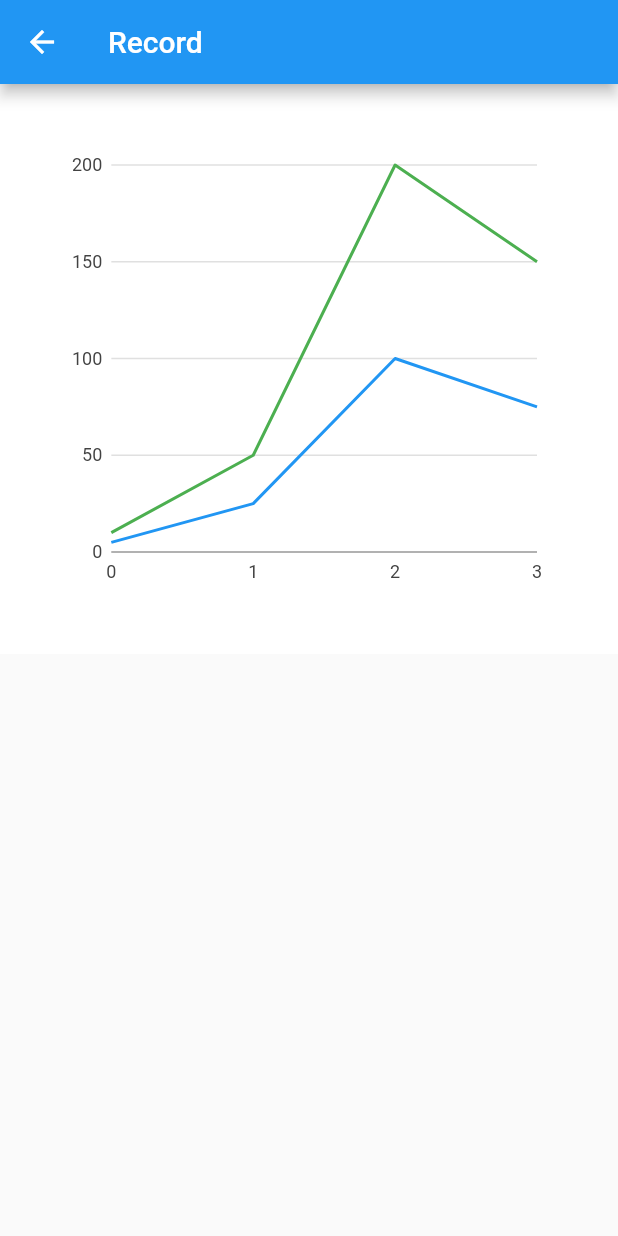
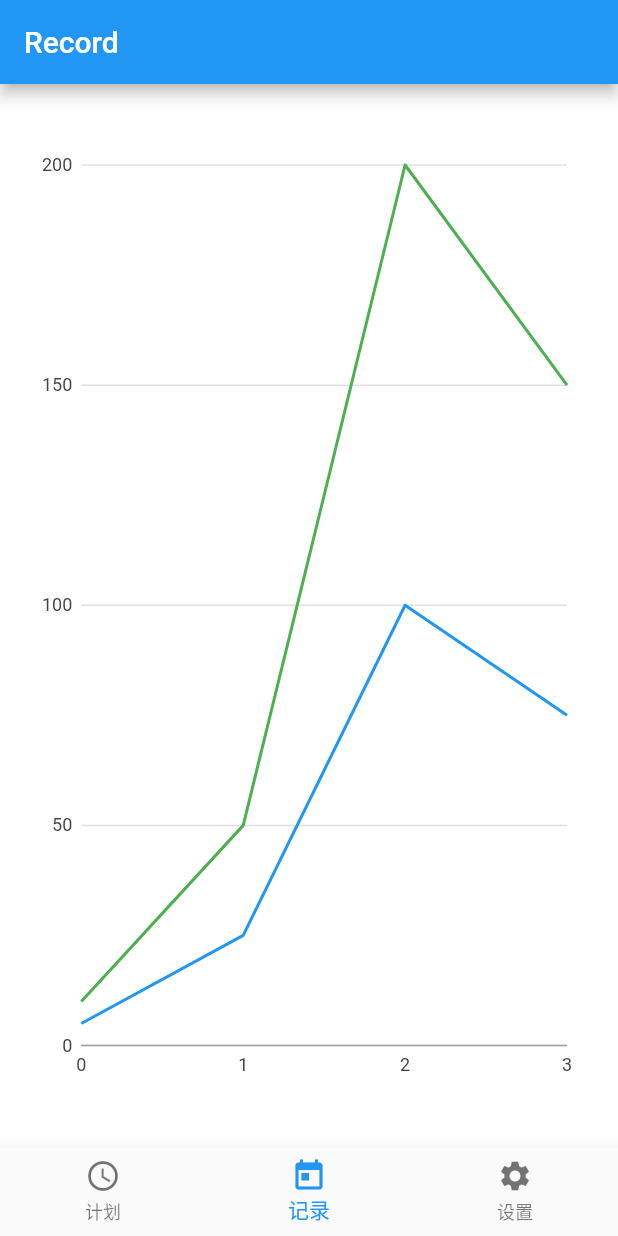
Before and after one commit to infinite2009/workout-record, a Flutter app: the screen it shows after launch, item 2 of the bottom bar chosen, on a phone screen of 412 x 824 dp. Run offline on Flutter 3.47's test engine with Material 2 defaults, Android fonts, the phone set to English and light mode, and no system bars; our stand-ins replace charts_flutter.

```diff
--- /dev/null
+++ b/lib/app.dart
@@ -0,0 +1,25 @@
+import 'package:flutter/material.dart';
+import 'package:body_building/views/root.dart';
+import 'package:body_building/views/plan/plan.dart';
+import 'package:body_building/views/record/record.dart';
+import 'package:body_building/views/setting/setting.dart';
+
+class App extends StatelessWidget {
+  // This widget is the root of your application.
+  @override
+  Widget build(BuildContext context) {
+    return new MaterialApp(
+      title: 'Workout Record',
+      initialRoute: '/',
+      routes: <String, WidgetBuilder>{
+        '/': (BuildContext context) => Root(),
+        '/plan': (BuildContext context) => Plan(),
+        '/record': (BuildContext context) => AreaAndLineChart.withSampleData(),
+        '/setting': (BuildContext context) => Setting(),
+      },
+      theme: ThemeData(
+        primaryColor: Colors.blue,
+      ),
+    );
+  }
+}
--- /dev/null
+++ b/lib/components/tab_navigator/tab_navigator.dart
@@ -0,0 +1,30 @@
+import 'package:flutter/material.dart';
+
+class TabNavigator extends StatefulWidget {
+  const TabNavigator(this.navigatorKey, this.route, this.page);
+
+  final GlobalKey<NavigatorState> navigatorKey;
+  final String route;
+  final Widget page;
+
+  @override
+  State<TabNavigator> createState() => new TabNavigatorState();
+}
+
+class TabNavigatorState extends State<TabNavigator> {
+  @override
+  Widget build(BuildContext context) {
+    return new Navigator(
+      key: this.widget.navigatorKey,
+      initialRoute: '',
+      onGenerateRoute: (RouteSettings settings) {
+        print('++++++++++++++++++++++++++++++++++++++++++++++++++++++++++++++++');
+        print(this.widget.page);
+        // run 2 times
+        return new MaterialPageRoute(
+          builder: (BuildContext context) => this.widget.page,
+        );
+      },
+    );
+  }
+}
--- /dev/null
+++ b/lib/config/routes.dart
@@ -0,0 +1,18 @@
+import 'package:body_building/views/plan/plan.dart';
+import 'package:body_building/views/record/record.dart';
+import 'package:body_building/views/setting/setting.dart';
+
+final routes = [
+  {
+    'name': '/plan',
+    'page': new Plan(),
+  },
+  {
+    'name': '/record',
+    'page': AreaAndLineChart.withSampleData(),
+  },
+  {
+    'name': '/setting',
+    'page': new Setting(),
+  }
+];
--- /dev/null
+++ b/lib/config/tab_nav_icons.dart
@@ -0,0 +1,16 @@
+import 'package:flutter/material.dart';
+
+const TabNavIcons = [
+  {
+    'title': '计划',
+    'icon': Icons.schedule,
+  },
+  {
+    'title': '记录',
+    'icon': Icons.today,
+  },
+  {
+    'title': '设置',
+    'icon': Icons.settings,
+  }
+];
--- a/lib/main.dart
+++ b/lib/main.dart
@@ -1,24 +1,4 @@
 import 'package:flutter/material.dart';
+import 'package:body_building/app.dart';
 
-import './views/main-frame.dart';
-import './views/plan/plan.dart';
-import './views/setting/setting.dart';
-import './views/record/record.dart';
-
-void main() => runApp(new MyApp());
-
-class MyApp extends StatelessWidget {
-  // This widget is the root of your application.
-  @override
-  Widget build(BuildContext context) {
-    return new MaterialApp(
-      title: 'Flutter Demo',
-      home: new MainFrame(),
-      routes: <String, WidgetBuilder>{
-        '/plan': (BuildContext context) => new Plan(),
-        '/setting': (BuildContext context) => new Setting(),
-        '/record': (BuildContext context) => AreaAndLineChart.withSampleData(),
-      },
-    );
-  }
-}
+void main() => runApp(new App());
--- a/lib/views/record/record.dart
+++ b/lib/views/record/record.dart
@@ -24,12 +24,9 @@ class AreaAndLineChart extends StatelessWidget {
         title: new Text('Record'),
       ),
       body: new Container(
-          padding: EdgeInsets.all(40.0),
+        padding: EdgeInsets.fromLTRB(20.0, 40.0, 20.0, 40.0),
         color: Colors.white,
-          child: SingleChildScrollView(
-            child: new Column(
-              children: <Widget>[
-                new charts.LineChart(
+        child: new charts.LineChart(
           seriesList,
           animate: animate,
           customSeriesRenderers: [
@@ -41,10 +38,8 @@ class AreaAndLineChart extends StatelessWidget {
             ),
           ],
         ),
-              ],
       ),
-          ),
-        ));
+    );
   }
 
   /// Create one series with sample hard coded data.
--- /dev/null
+++ b/lib/views/root.dart
@@ -0,0 +1,70 @@
+import 'package:flutter/material.dart';
+import 'package:body_building/components/tab_navigator/tab_navigator.dart';
+import 'package:body_building/config/routes.dart';
+import 'package:body_building/config/tab_nav_icons.dart';
+
+class Root extends StatefulWidget {
+  Root({Key key}) : super(key: key);
+
+  @override
+  State<StatefulWidget> createState() => new RootState();
+}
+
+class RootState extends State<Root> {
+  int currentTabIndex = 0;
+  final Map<int, GlobalKey<NavigatorState>> navigatorKeys = {
+    0: new GlobalKey<NavigatorState>(),
+    1: new GlobalKey<NavigatorState>(),
+    2: new GlobalKey<NavigatorState>(),
+  };
+
+  @override
+  Widget build(BuildContext context) {
+    return new WillPopScope(
+      onWillPop: () async =>
+      !await navigatorKeys[currentTabIndex].currentState.maybePop(),
+      child: new Scaffold(
+        body: new Stack(
+          children: _generateOffstages(),
+        ),
+        bottomNavigationBar: _generateBottomNavigationBar(),
+      ),
+    );
+  }
+
+  _generateOffstages() {
+    final offstages = <Widget>[];
+    for (var i = 0, l = routes.length; i < l; i++) {
+      offstages.add(new Offstage(
+        offstage: currentTabIndex != i,
+        child: new TabNavigator(
+            navigatorKeys[i], routes[i]['name'], routes[i]['page']),
+      ));
+    }
+    return offstages;
+  }
+
+  _generateBottomNavigationBar() {
+    return BottomNavigationBar(
+      currentIndex: currentTabIndex,
+      items: TabNavIcons.map(
+        (e) {
+          return new BottomNavigationBarItem(
+            title: new Title(
+              color: Colors.blue,
+              child: new Text(e['title']),
+            ),
+            icon: new Icon(e['icon']),
+          );
+        },
+      ).toList(),
+      onTap: _onSelectTab,
+    );
+  }
+
+  void _onSelectTab(index) {
+    setState(() {
+      this.currentTabIndex = index;
+    });
+  }
+}
```
Also changed, not shown: lib/views/main-frame.dart (deleted, +0 -50 lines), lib/views/plan/plan.dart (+15 -5 lines), 1 other file. Lines whose indentation alone changed are shown as unchanged.
